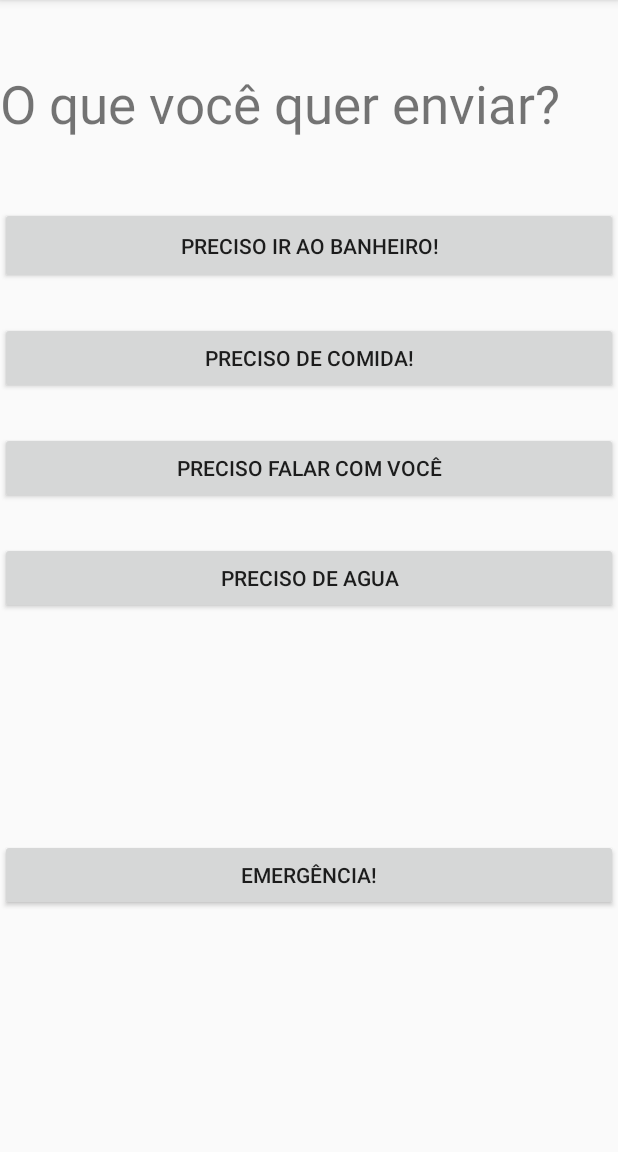
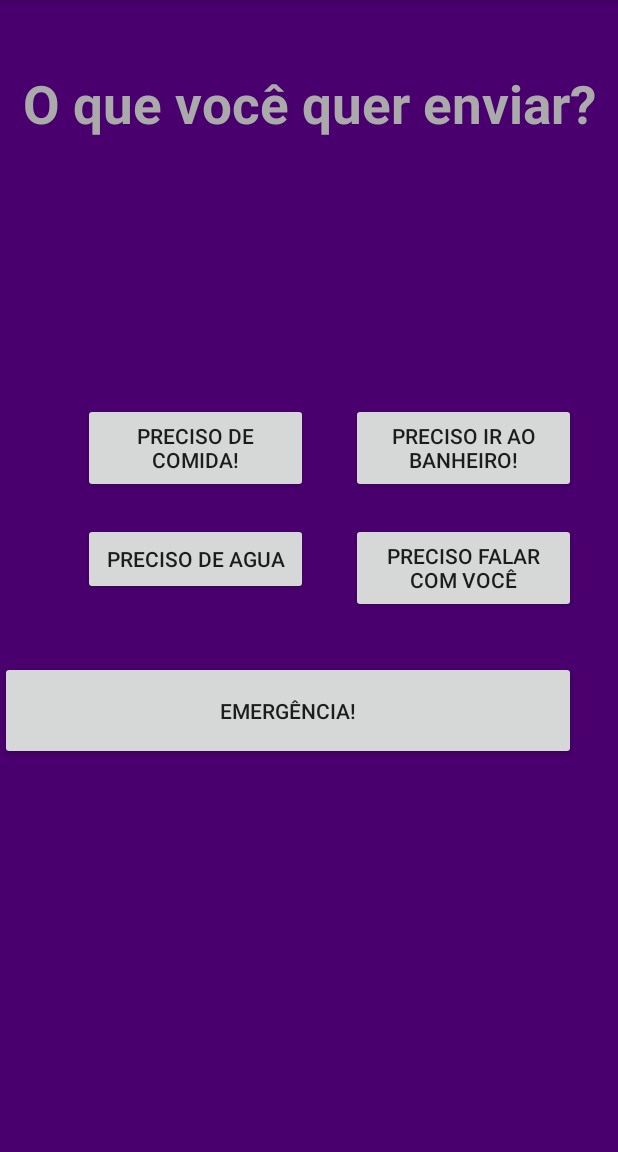
Before and after one commit to mariaeduardabicalho/Projeto3Desagil, an Android app: the Messages screen opened directly, with no data from a screen before it, on a phone screen of 412 x 824 dp, the part 84-1236 px from its top. Run offline under Robolectric (Android 15) with nearby library versions, the phone set to English and light mode, and no system bars.

Commit message:
Novas interfaces

```diff
--- a/app/src/main/res/layout/activity_messages.xml
+++ b/app/src/main/res/layout/activity_messages.xml
@@ -4,6 +4,7 @@
     xmlns:tools="http://schemas.android.com/tools"
     android:layout_width="match_parent"
     android:layout_height="match_parent"
+    android:background="#49006e"
     tools:context=".Messages">
 
     <TextView
@@ -12,7 +13,10 @@
         android:layout_height="67dp"
         android:layout_marginTop="45dp"
         android:text="@string/o_que_enviar"
+        android:textAlignment="center"
+        android:textColor="@android:color/darker_gray"
         android:textSize="35sp"
+        android:textStyle="bold"
         app:layout_constraintEnd_toEndOf="parent"
         app:layout_constraintHorizontal_bias="1.0"
         app:layout_constraintStart_toStartOf="parent"
@@ -20,57 +24,56 @@
 
     <Button
         android:id="@+id/button_comida"
-        android:layout_width="0dp"
-        android:layout_height="wrap_content"
-        android:layout_marginTop="25dp"
+        android:layout_width="150dp"
+        android:layout_height="60dp"
+        android:layout_marginEnd="8dp"
+        android:layout_marginStart="8dp"
+        android:layout_marginTop="156dp"
         android:text="@string/comida"
+        app:layout_constraintEnd_toStartOf="@+id/button_banheiro"
+        app:layout_constraintHorizontal_bias="0.7"
+        app:layout_constraintStart_toStartOf="parent"
+        app:layout_constraintTop_toBottomOf="@+id/textView2" />
+
+    <Button
+        android:id="@+id/button_falar"
+        android:layout_width="150dp"
+        android:layout_height="60dp"
+        android:layout_marginEnd="28dp"
+        android:layout_marginTop="20dp"
+        android:text="@string/falar_com_vc"
         app:layout_constraintEnd_toEndOf="parent"
-        app:layout_constraintHorizontal_bias="0.0"
-        app:layout_constraintStart_toStartOf="parent"
         app:layout_constraintTop_toBottomOf="@+id/button_banheiro" />
 
     <Button
-        android:id="@+id/button_falar"
-        android:layout_width="0dp"
-        android:layout_height="wrap_content"
-        android:layout_marginTop="25dp"
-        android:text="@string/falar_com_vc"
-        app:layout_constraintEnd_toEndOf="parent"
-        app:layout_constraintHorizontal_bias="0.0"
+        android:id="@+id/button_agua"
+        android:layout_width="150dp"
+        android:layout_height="48dp"
+        android:layout_marginEnd="8dp"
+        android:layout_marginStart="8dp"
+        android:layout_marginTop="20dp"
+        android:text="@string/agua"
+        app:layout_constraintEnd_toStartOf="@+id/button_falar"
+        app:layout_constraintHorizontal_bias="0.7"
         app:layout_constraintStart_toStartOf="parent"
         app:layout_constraintTop_toBottomOf="@+id/button_comida" />
 
     <Button
-        android:id="@+id/button_agua"
-        android:layout_width="0dp"
-        android:layout_height="wrap_content"
-        android:layout_marginTop="25dp"
-        android:text="@string/agua"
-        app:layout_constraintEnd_toEndOf="parent"
-        app:layout_constraintHorizontal_bias="0.0"
-        app:layout_constraintStart_toStartOf="parent"
-        app:layout_constraintTop_toBottomOf="@+id/button_falar" />
-
-    <Button
         android:id="@+id/button_emergencia"
-        android:layout_width="0dp"
-        android:layout_height="wrap_content"
-        android:layout_marginBottom="36dp"
-        android:layout_marginTop="25dp"
+        android:layout_width="384dp"
+        android:layout_height="66dp"
+        android:layout_marginTop="328dp"
         android:text="@string/sos"
-        app:layout_constraintBottom_toBottomOf="parent"
-        app:layout_constraintEnd_toEndOf="parent"
-        app:layout_constraintHorizontal_bias="1.0"
-        app:layout_constraintStart_toStartOf="parent"
-        app:layout_constraintTop_toBottomOf="@+id/button_agua" />
+        app:layout_constraintTop_toBottomOf="@+id/textView2"
+        tools:layout_editor_absoluteX="0dp" />
 
     <Button
         android:id="@+id/button_banheiro"
-        android:layout_width="0dp"
-        android:layout_height="51dp"
-        android:layout_marginTop="25dp"
+        android:layout_width="150dp"
+        android:layout_height="60dp"
+        android:layout_marginEnd="28dp"
+        android:layout_marginTop="156dp"
         android:text="@string/banheiro"
         app:layout_constraintEnd_toEndOf="parent"
-        app:layout_constraintStart_toStartOf="parent"
         app:layout_constraintTop_toBottomOf="@+id/textView2" />
 </android.support.constraint.ConstraintLayout>
--- a/build.gradle
+++ b/build.gradle
@@ -7,7 +7,7 @@ buildscript {
         jcenter()
     }
     dependencies {
-        classpath 'com.android.tools.build:gradle:3.1.1'
+        classpath 'com.android.tools.build:gradle:3.1.2'
 
 
         // NOTE: Do not place your application dependencies here; they belong
```
Also changed, not shown: app/src/main/res/layout/activity_contacts.xml (+24 -24 lines), app/src/main/res/layout/activity_main.xml (+25 -2 lines), app/src/main/res/layout/activity_morse.xml (+6 -4 lines), app/src/main/res/layout/activity_send.xml (+5 -2 lines).
